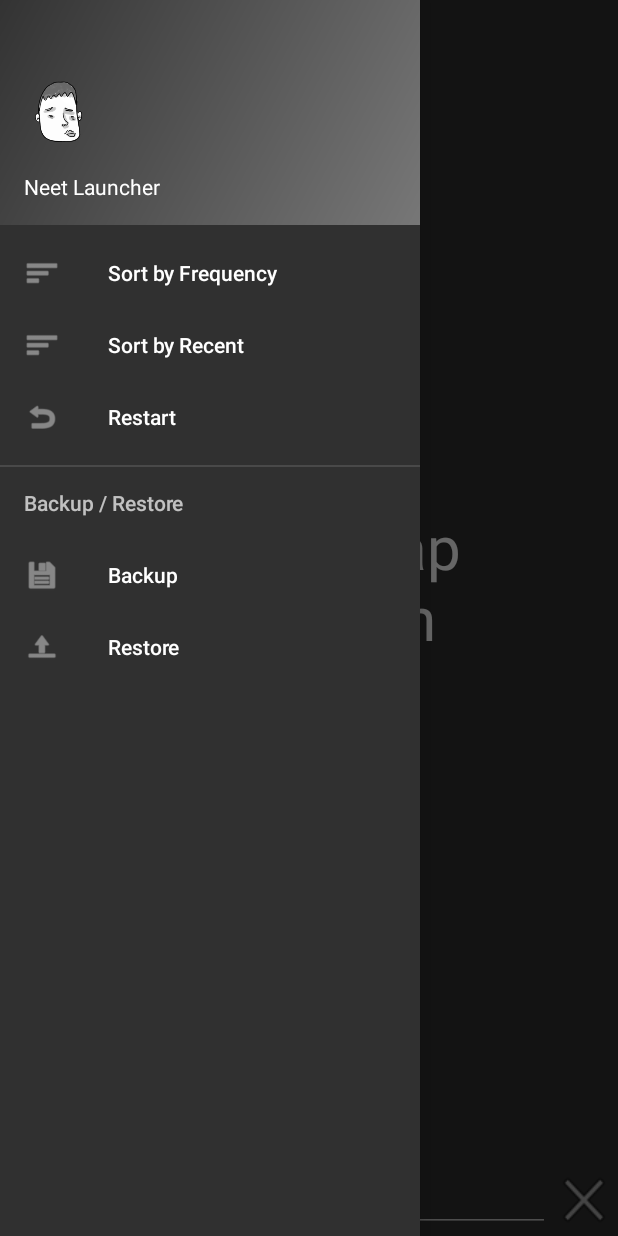
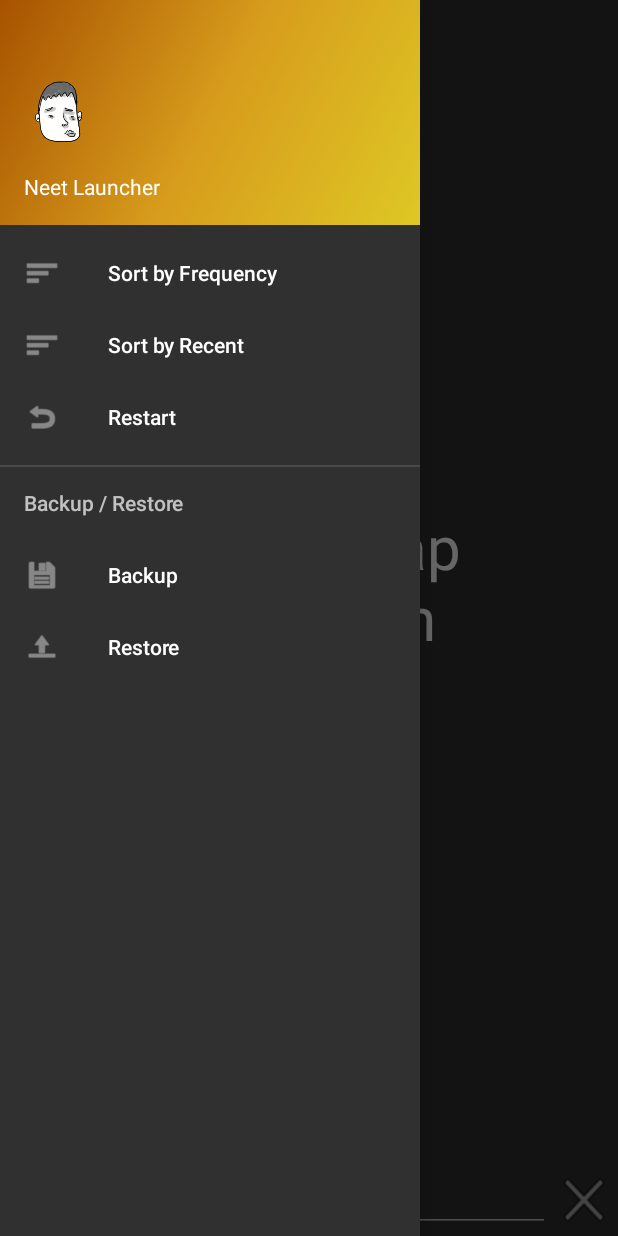
Before and after one commit to diewland/neet-launcher-2, an Android app: the screen it shows after launch (MainActivity), with the side drawer open, on a phone screen of 412 x 824 dp. Run offline under Robolectric (Android 15) with nearby library versions, the phone set to English and light mode, and no system bars.

Commit message:
Fixed load neet.dat with uninstall apps. Customized app tone colors.

```diff
--- a/app/src/main/res/drawable/side_nav_bar.xml
+++ b/app/src/main/res/drawable/side_nav_bar.xml
@@ -1,9 +1,9 @@
 <shape xmlns:android="http://schemas.android.com/apk/res/android"
     android:shape="rectangle" >
     <gradient
-        android:startColor="#777"
-        android:centerColor="#555"
-        android:endColor="#333"
+        android:startColor="#dec825"
+        android:centerColor="#d79c1c"
+        android:endColor="#a75200"
         android:type="linear"
         android:angle="135"/>
 </shape>
--- a/app/src/main/res/values/styles.xml
+++ b/app/src/main/res/values/styles.xml
@@ -8,6 +8,7 @@
         <item name="colorPrimaryDark">@color/colorPrimaryDark</item>
         <item name="colorAccent">@color/colorAccent</item>
         -->
+        <item name="colorAccent">#dec825</item>
     </style>
     <style name="AppTheme.NoActionBar">
         <item name="windowActionBar">false</item>
```
Also changed, not shown: app/src/main/java/com/diewland/launcher/neet/two/MainActivity.java (+10 -4 lines).
